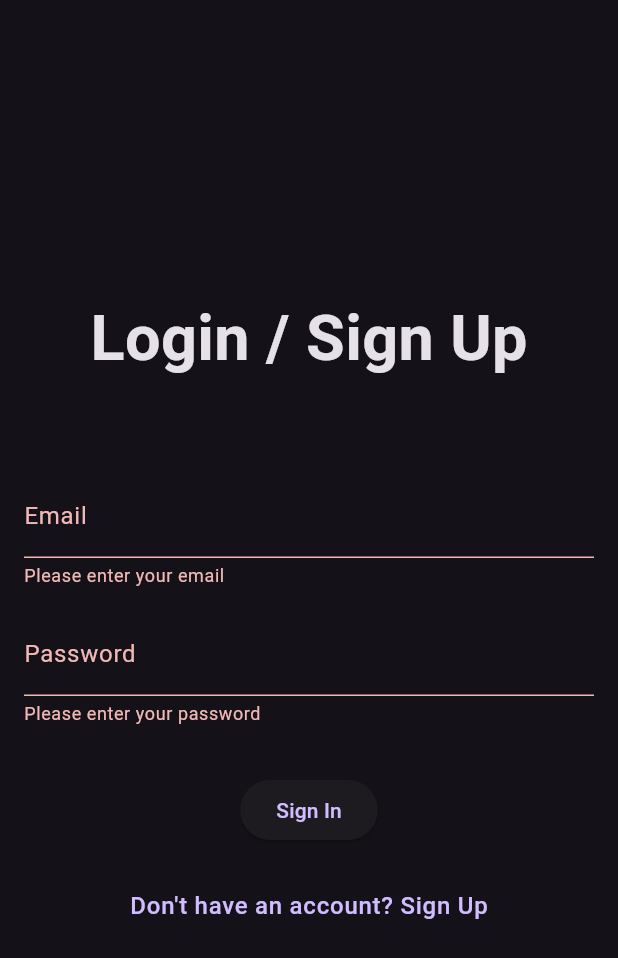
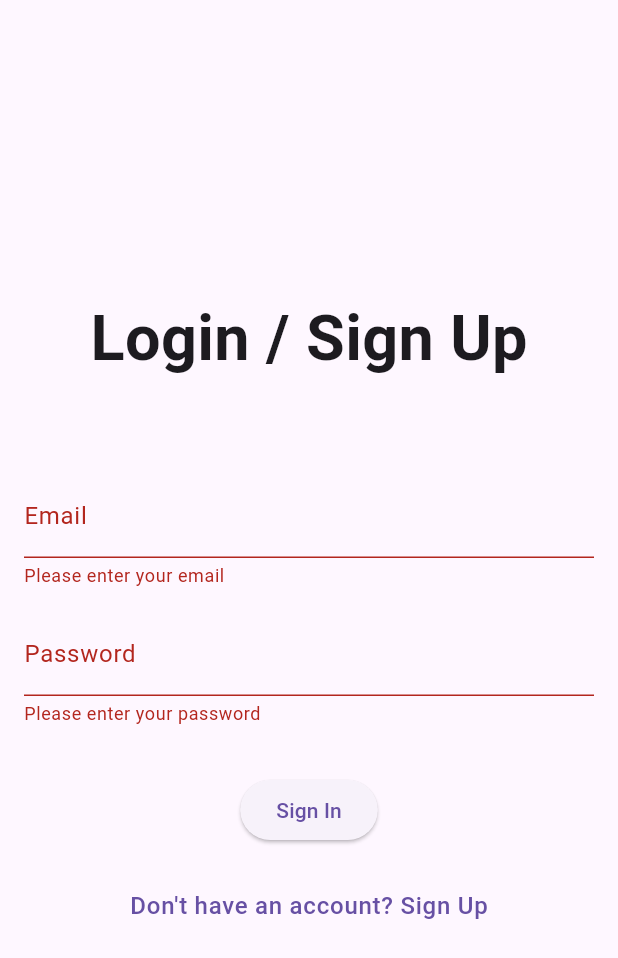
Before and after one commit to arbaazaj/expensetracker, a Flutter app: the screen it shows after launch, after a tap on "Sign In", on a phone screen of 412 x 824 dp. Shown: the top 958 px of the screen. Run offline on Flutter 3.47's test engine with Material 3 defaults, Android fonts, the phone set to English and light mode, and no system bars; our stand-ins replace equatable, fl_chart, flutter_bloc, flutter_dotenv, get, google_fonts and 2 more; accounts and stored records are empty.

Commit message:
> Bug fixes. Added theme switcher from dark to light vise versa.

```diff
--- a/lib/blocs/authentication/auth_bloc.dart
+++ b/lib/blocs/authentication/auth_bloc.dart
@@ -1,5 +1,5 @@
+import 'package:flutter/material.dart';
 import 'package:flutter_bloc/flutter_bloc.dart';
-import 'package:flutter/material.dart';
 import 'package:supabase_flutter/supabase_flutter.dart';
 
 part 'auth_event.dart';
@@ -20,11 +20,9 @@ class AuthBloc extends Bloc<AuthEvent, AuthState> {
         if (response.user != null) {
           emit(AuthSuccess());
         } else {
-          print('eoorrr');
           emit(AuthError(message: 'Sign up failed!'));
         }
       } catch (e) {
-        print(e.toString());
         emit(AuthError(message: e.toString()));
       }
     });
@@ -43,7 +41,6 @@ class AuthBloc extends Bloc<AuthEvent, AuthState> {
           emit(AuthError(message: 'Sign in failed'));
         }
       } catch (e) {
-        print(e.toString());
         emit(AuthError(message: e.toString()));
       }
     });
@@ -72,7 +69,7 @@ class AuthBloc extends Bloc<AuthEvent, AuthState> {
         if (data.session == null) {
           emit(AuthUnauthenticated());
         } else {
-          emit(AuthAuthenticated(user: data.session!.user));
+          emit(AuthAuthenticated());
         }
       });
     });
--- a/lib/blocs/authentication/auth_state.dart
+++ b/lib/blocs/authentication/auth_state.dart
@@ -9,11 +9,7 @@ final class AuthLoading extends AuthState {}
 
 final class AuthSuccess extends AuthState {}
 
-final class AuthAuthenticated extends AuthState {
-  final User user;
-
-  AuthAuthenticated({required this.user});
-}
+final class AuthAuthenticated extends AuthState {}
 
 final class AuthError extends AuthState {
   final String message;
--- a/lib/main.dart
+++ b/lib/main.dart
@@ -5,6 +5,7 @@ import 'package:flutter_bloc/flutter_bloc.dart';
 import 'package:flutter_dotenv/flutter_dotenv.dart';
 import 'package:get/get.dart';
 import 'package:google_fonts/google_fonts.dart';
+import 'package:shared_preferences/shared_preferences.dart';
 import 'package:supabase_flutter/supabase_flutter.dart';
 
 import 'blocs/authentication/auth_bloc.dart';
@@ -12,17 +13,21 @@ import 'blocs/expense/expense_bloc.dart';
 
 void main() async {
   WidgetsFlutterBinding.ensureInitialized();
+  final prefs = await SharedPreferences.getInstance();
+  final isDarkMode = prefs.getBool('isDarkMode') ?? false;
   await dotenv.load(fileName: '.env');
   await Supabase.initialize(
     url: dotenv.env['PROJECT_URL']!,
     anonKey: dotenv.env['ANON_KEY']!,
   );
   GoogleFonts.config.allowRuntimeFetching = false;
-  runApp(const MyApp());
+  runApp(MyApp(isDarkMode: isDarkMode));
 }
 
 class MyApp extends StatelessWidget {
-  const MyApp({super.key});
+  final bool isDarkMode;
+
+  const MyApp({super.key, required this.isDarkMode});
 
   @override
   Widget build(BuildContext context) {
@@ -41,8 +46,12 @@ class MyApp extends StatelessWidget {
       child: GetMaterialApp(
         debugShowCheckedModeBanner: false,
         title: 'Expense Tracker',
-        theme: ThemeData(
+        theme: isDarkMode ? ThemeData(
           brightness: Brightness.dark,
+          primarySwatch: Colors.brown,
+          fontFamily: GoogleFonts.ptSansCaption().fontFamily,
+        ) : ThemeData(
+          brightness: Brightness.light,
           primarySwatch: Colors.brown,
           fontFamily: GoogleFonts.ptSansCaption().fontFamily,
         ),
--- a/lib/models/expense.dart
+++ b/lib/models/expense.dart
@@ -25,7 +25,7 @@ class Expense extends Equatable {
       userId: json['user_id'] as String,
       amount: (json['amount'] as num).toDouble(),
       type: json['type'] as String,
-      category: json['category'].toString(),
+      category: json['category'] ?? 'Unknown',
       description: json['description'] as String?,
       date: DateTime.parse(json['date'] as String),
     );
@@ -37,7 +37,7 @@ class Expense extends Equatable {
       'user_id': userId,
       'amount': amount,
       'type': type,
-      'category': category.toString(),
+      'category': category,
       'description': description,
       'date': date.toIso8601String(),
     };
--- a/pubspec.yaml
+++ b/pubspec.yaml
@@ -38,6 +38,7 @@ dependencies:
   google_fonts: ^6.2.1
   get: any
   fl_chart: ^0.69.0
+  shared_preferences: ^2.5.3
   supabase_flutter: any
   flutter_dotenv: any
   flutter_bloc: any
```
Also changed, not shown: lib/pages/homepage.dart (+26 -7 lines), pubspec.lock, 1 other file.
